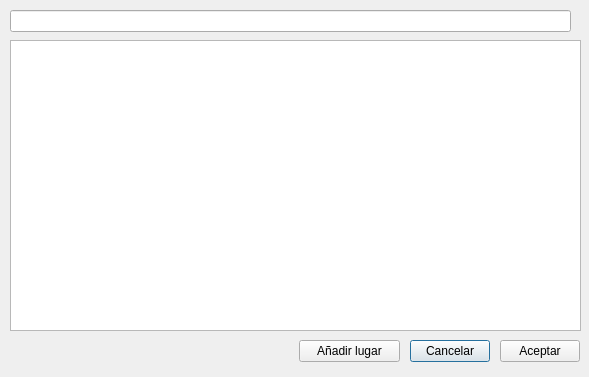
Above: gui/dlgseleccionargeneral.ui from rogorido/qtpredicadores before the change. Below: the same form after it.
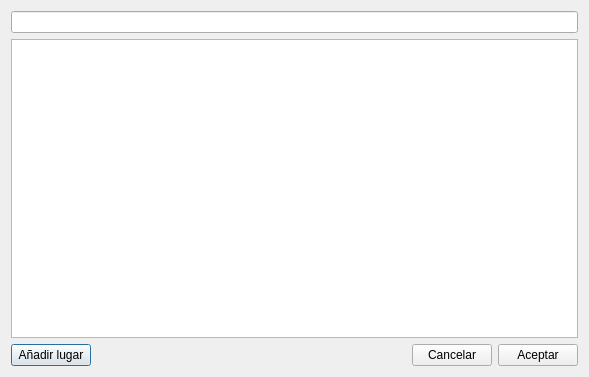
That is the form after the change.

```diff
--- a/gui/dlgseleccionargeneral.ui
+++ b/gui/dlgseleccionargeneral.ui
@@ -13,65 +13,56 @@
   <property name="windowTitle">
    <string>Dialog</string>
   </property>
+  <layout class="QVBoxLayout" name="verticalLayout">
+   <item>
   <widget class="QLineEdit" name="txtFiltro">
-   <property name="geometry">
-    <rect>
-     <x>10</x>
-     <y>10</y>
-     <width>561</width>
-     <height>22</height>
-    </rect>
-   </property>
-  </widget>
-  <widget class="QPushButton" name="btCancelar">
-   <property name="geometry">
-    <rect>
-     <x>410</x>
-     <y>340</y>
-     <width>80</width>
-     <height>22</height>
-    </rect>
-   </property>
-   <property name="text">
-    <string>Cancelar</string>
-   </property>
-  </widget>
-  <widget class="QTableView" name="twSeleccionar">
-   <property name="geometry">
-    <rect>
-     <x>10</x>
-     <y>40</y>
-     <width>571</width>
-     <height>291</height>
-    </rect>
-   </property>
-  </widget>
+     <property name="toolTip">
+      <string>&lt;html&gt;&lt;head/&gt;&lt;body&gt;&lt;p&gt;escribir para filtrar&lt;/p&gt;&lt;/body&gt;&lt;/html&gt;</string>
+     </property>
+    </widget>
+   </item>
+   <item>
+    <widget class="QTableView" name="twSeleccionar"/>
+   </item>
+   <item>
+    <layout class="QHBoxLayout" name="horizontalLayout">
+     <item>
   <widget class="QPushButton" name="btAnadir">
-   <property name="geometry">
-    <rect>
-     <x>299</x>
-     <y>340</y>
-     <width>101</width>
-     <height>22</height>
-    </rect>
-   </property>
    <property name="text">
     <string>Añadir lugar</string>
    </property>
   </widget>
+     </item>
+     <item>
+      <spacer name="horizontalSpacer">
+       <property name="orientation">
+        <enum>Qt::Horizontal</enum>
+       </property>
+       <property name="sizeHint" stdset="0">
+        <size>
+         <width>40</width>
+         <height>20</height>
+        </size>
+       </property>
+      </spacer>
+     </item>
+     <item>
+      <widget class="QPushButton" name="btCancelar">
+       <property name="text">
+        <string>Cancelar</string>
+       </property>
+      </widget>
+     </item>
+     <item>
   <widget class="QPushButton" name="btOK">
-   <property name="geometry">
-    <rect>
-     <x>500</x>
-     <y>340</y>
-     <width>80</width>
-     <height>22</height>
-    </rect>
-   </property>
    <property name="text">
     <string>Aceptar</string>
    </property>
   </widget>
+     </item>
+    </layout>
+   </item>
+  </layout>
  </widget>
  <resources/>
  <connections/>
```
Lines whose indentation alone changed are shown as unchanged.
